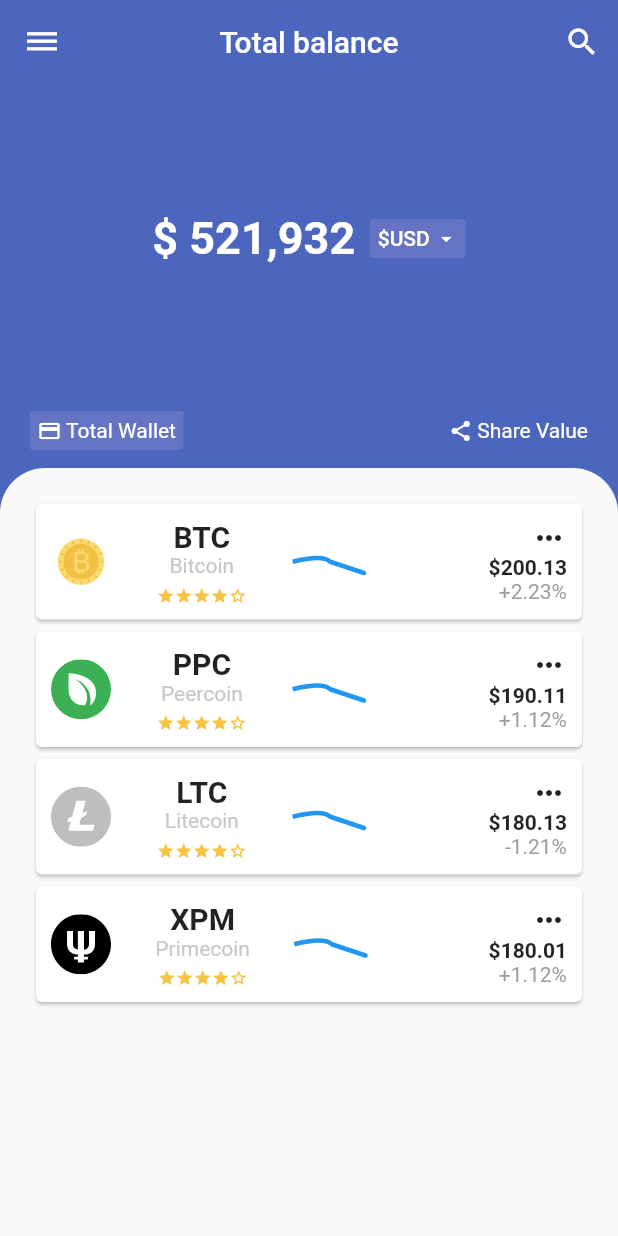
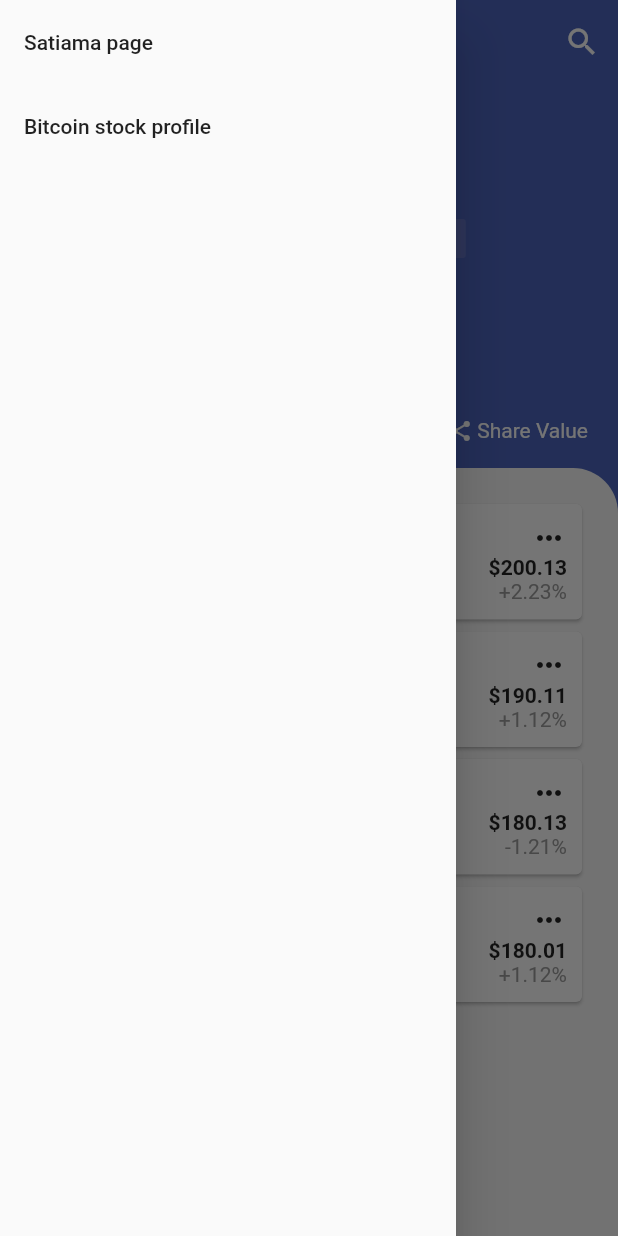
Before and after one commit to ap-in-git/flutter-ui-design, a Flutter app: the screen it shows after launch, with the side drawer open (before the commit the screen has no drawer), on a phone screen of 412 x 824 dp. Run offline on Flutter 3.47's test engine with Material 2 defaults, Android fonts, the phone set to English and light mode, and no system bars; our stand-ins replace flutter_svg.

Commit message:
Navigation bar added

```diff
--- a/lib/main.dart
+++ b/lib/main.dart
@@ -1,6 +1,6 @@
 import 'package:flutter/material.dart';
 import 'src/BitCoinStock.dart';
-
+import 'src/CryptoCurrencyProfile.dart';
 
 void main() => runApp(MyApp());
 
@@ -14,6 +14,10 @@ class MyApp extends StatelessWidget {
         primarySwatch: Colors.blue,
       ),
       home:BitCoinStockProfile(),
+      routes: <String,WidgetBuilder> {
+        "/crypto-currency-profile" :(BuildContext context)=>CryptoCurrencyProfile(),
+        "/bitcoin-stock-profile" :(BuildContext context)=>BitCoinStockProfile()
+      } ,
     );
   }
 }
--- a/lib/src/BitCoinStock.dart
+++ b/lib/src/BitCoinStock.dart
@@ -1,6 +1,6 @@
 import 'package:flutter/material.dart';
 import 'package:flutter_svg/flutter_svg.dart';
-
+import 'side_drawer.dart';
 class BitCoinStockProfile extends StatefulWidget {
   @override
   _BitCoinStockProfileState createState() => _BitCoinStockProfileState();
@@ -8,10 +8,13 @@ class BitCoinStockProfile extends StatefulWidget {
 
 class _BitCoinStockProfileState extends State<BitCoinStockProfile> {
   final Color backgroundColor = Color(0xff4c65bd);
+  GlobalKey<ScaffoldState> _scaffoldKey = new GlobalKey();
 
   @override
   Widget build(BuildContext context) {
     return Scaffold(
+      key: _scaffoldKey,
+      drawer: SideDrawer(),
       appBar: AppBar(
         elevation: 0.0,
         leading: IconButton(
@@ -19,7 +22,9 @@ class _BitCoinStockProfileState extends State<BitCoinStockProfile> {
               Icons.dehaze,
               color: Colors.white,
             ),
-            onPressed: null),
+            onPressed: (){
+              _scaffoldKey.currentState.openDrawer();
+            }),
         title: Text('Total balance'),
         backgroundColor: backgroundColor,
         centerTitle: true,
--- a/lib/src/side_drawer.dart
+++ b/lib/src/side_drawer.dart
@@ -1,12 +1,16 @@
 import 'package:flutter/material.dart';
-
 class SideDrawer extends StatelessWidget {
   @override
   Widget build(BuildContext context) {
     return Drawer(
       child: ListView(
         children: <Widget>[
-          ListTile(title: Text('Satiama page'))
+          ListTile(title: Text('Satiama page') ,onTap: (){
+            Navigator.of(context).pushNamed('/crypto-currency-profile');
+          }, ),
+          ListTile(title: Text('Bitcoin stock profile'),onTap: (){
+            Navigator.of(context).pushNamed('/bitcoin-stock-profile');
+          },)
         ],
       ),
     );
```
Also changed, not shown: design/bitcoin_stock.png (added), design/flutter_ui.png (added), 1 other file.
